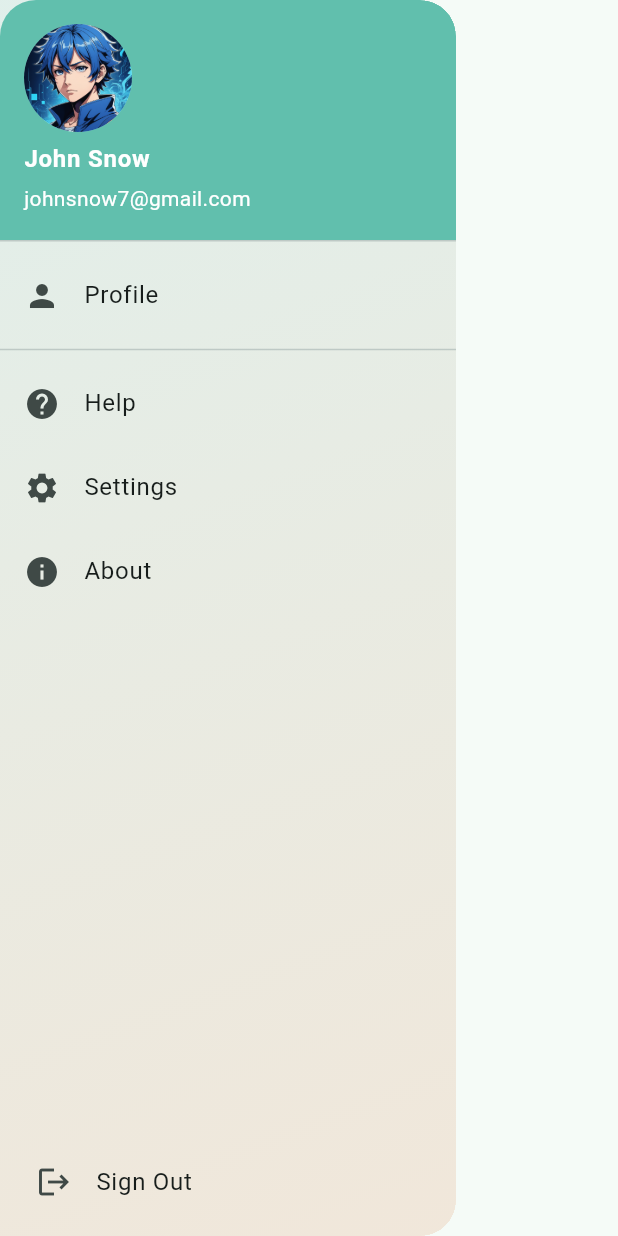
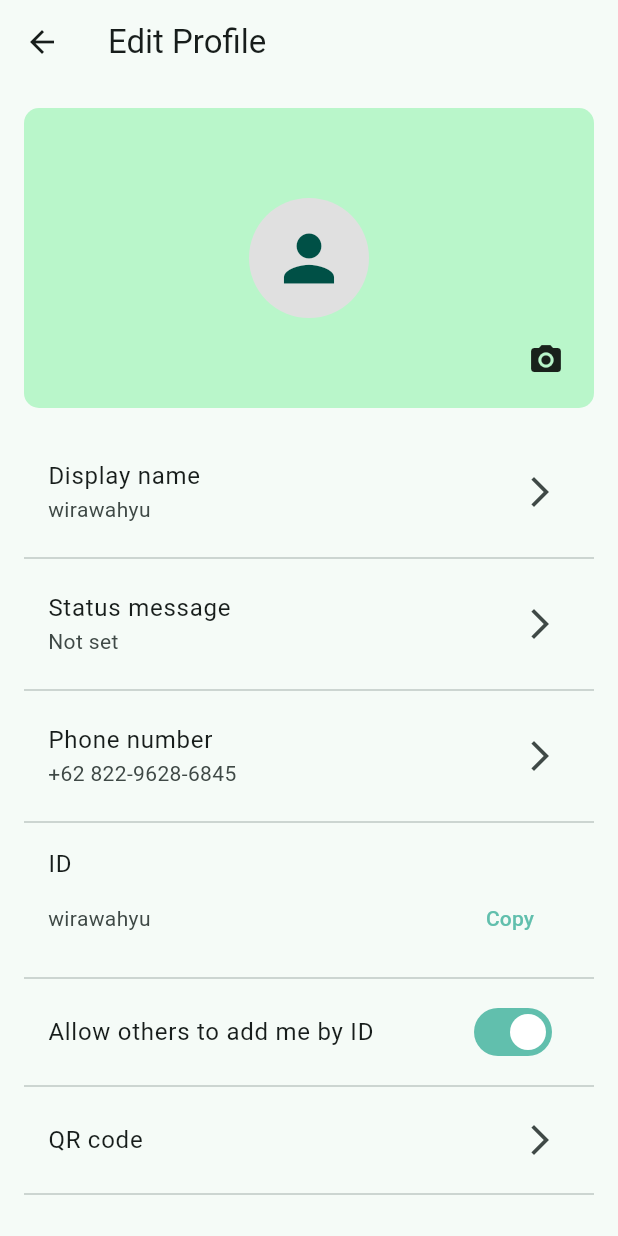
Before and after one commit to Utomo30/Project-UTS, a Flutter app: the HomeDrawer widget shown alone on an empty page, opened directly, after a tap on "Profile", on a phone screen of 412 x 824 dp. Run offline on Flutter 3.47's test engine with Material 3 defaults, Android fonts, the phone set to English and light mode, and no system bars; our stand-ins replace get, shared_preferences; accounts and stored records are empty.

Commit message:
menambahkan menu tampilan profile

```diff
--- a/lib/app/modules/home/views/drawer.dart
+++ b/lib/app/modules/home/views/drawer.dart
@@ -62,6 +62,7 @@ class HomeDrawer extends StatelessWidget {
                     leading: const Icon(Icons.person),
                     title: const Text('Profile'),
                     onTap: () {
+                      Get.toNamed('/profile');
                       // Handle profile tap
                     },
                   ),
--- /dev/null
+++ b/lib/app/modules/profile/views/profile_view.dart
@@ -0,0 +1,89 @@
+import 'package:flutter/material.dart';
+
+class ProfileView extends StatelessWidget {
+  @override
+  Widget build(BuildContext context) {
+    return Scaffold(
+      appBar: AppBar(
+        title: Text('Edit Profile'),
+      ),
+      body: Padding(
+        padding: const EdgeInsets.all(16.0),
+        child: ListView(
+          children: [
+            Container(
+              height: 200,
+              decoration: BoxDecoration(
+                color: Colors.greenAccent.shade100,
+                borderRadius: BorderRadius.circular(10),
+              ),
+              child: Stack(
+                children: [
+                  Align(
+                    alignment: Alignment.center,
+                    child: CircleAvatar(
+                      radius: 40,
+                      backgroundColor: Colors.grey.shade300,
+                      child: Icon(Icons.person, size: 50),
+                    ),
+                  ),
+                  Positioned(
+                    bottom: 20,
+                    right: 20,
+                    child: Icon(Icons.camera_alt),
+                  ),
+                ],
+              ),
+            ),
+            SizedBox(height: 20),
+            ListTile(
+              title: Text("Display name"),
+              subtitle: Text("wirawahyu"),
+              trailing: Icon(Icons.arrow_forward_ios),
+            ),
+            Divider(),
+            ListTile(
+              title: Text("Status message"),
+              subtitle: Text("Not set"),
+              trailing: Icon(Icons.arrow_forward_ios),
+            ),
+            Divider(),
+            ListTile(
+              title: Text("Phone number"),
+              subtitle: Text("+62 822-9628-6845"),
+              trailing: Icon(Icons.arrow_forward_ios),
+            ),
+            Divider(),
+            ListTile(
+              title: Text("ID"),
+              subtitle: Row(
+                children: [
+                  Text("wirawahyu"),
+                  Spacer(),
+                  TextButton(onPressed: () {}, child: Text("Copy")),
+                ],
+              ),
+            ),
+            Divider(),
+            SwitchListTile(
+              title: Text("Allow others to add me by ID"),
+              value: true,
+              onChanged: (val) {},
+            ),
+            Divider(),
+            ListTile(
+              title: Text("QR code"),
+              trailing: Icon(Icons.arrow_forward_ios),
+            ),
+            Divider(),
+            ListTile(
+              title: Text("Birthday"),
+              subtitle: Text("Not set"),
+              trailing: Icon(Icons.arrow_forward_ios),
+            ),
+          ],
+        ),
+      ),
+    );
+  }
+}
--- a/lib/app/routes/app_pages.dart
+++ b/lib/app/routes/app_pages.dart
@@ -12,6 +12,7 @@ import '../modules/home/views/home_view.dart';
 import '../modules/login/bindings/login_binding.dart';
 import '../modules/login/views/login_view.dart';
 import '../modules/settings/views/settings_view.dart';
+import '../modules/profile/views/profile_view.dart';
 
 part 'app_routes.dart';
 
@@ -61,5 +62,10 @@ class AppPages {
       name: _Paths.SETTINGS,
       page: () => SettingsView(),
     ),
+    // Tambahkan rute untuk ProfileView
+    GetPage(
+      name: _Paths.PROFILE,
+      page: () => ProfileView(),
+    ),
   ];
 }
--- a/lib/app/routes/app_routes.dart
+++ b/lib/app/routes/app_routes.dart
@@ -9,7 +9,8 @@ abstract class Routes {
   static const ADMIN_HOME = _Paths.ADMIN + _Paths.HOME;
   static const ADMIN_FORM = _Paths.ADMIN + _Paths.FORM;
   static const ABOUT = _Paths.ABOUT; // Tambahkan rute untuk About
- static const SETTINGS = _Paths.SETTINGS;
+  static const SETTINGS = _Paths.SETTINGS;
+  static const PROFILE = _Paths.PROFILE;
 }
 
 abstract class _Paths {
@@ -21,4 +22,5 @@ abstract class _Paths {
   static const FORM = '/form';
   static const ABOUT = '/about'; // Tambahkan path untuk About
   static const SETTINGS = '/settings'; // Tambahkan path untuk Settings
+  static const PROFILE = '/profile';
 }
```
Also changed, not shown: pubspec.lock, 2 other files.
